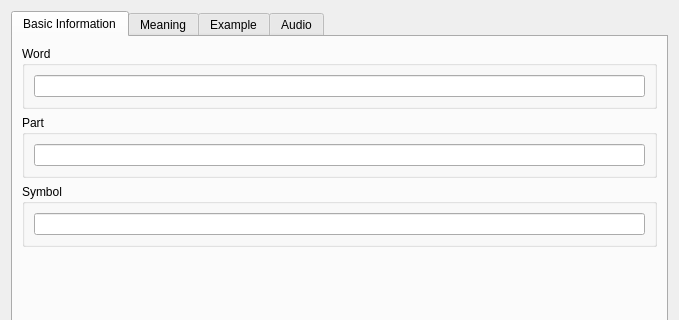
Above: UIs/EditWordDialog.ui from PelerYuan/HaoCiKuaiJi3.0 before the change; both pictures show x 0 to 679 and y 0 to 320 of the 679 by 596 pixel window. Below: the same form after it.
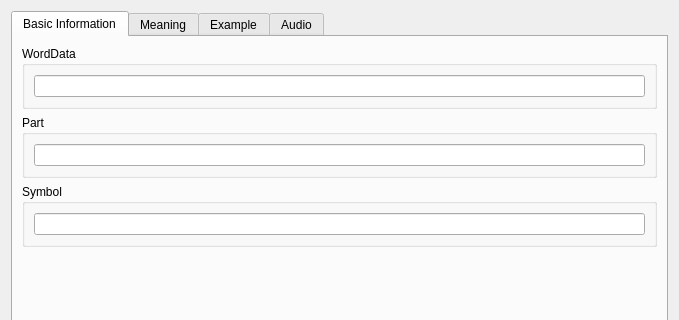
That is the form after the change.

Commit message: add word structure

What changed in the file:
```diff
--- a/UIs/EditWordDialog.ui
+++ b/UIs/EditWordDialog.ui
@@ -27,7 +27,7 @@
        <item>
         <widget class="QGroupBox" name="groupBox">
          <property name="title">
-          <string>Word</string>
+          <string>WordData</string>
          </property>
          <layout class="QHBoxLayout" name="horizontalLayout">
           <item>
```
Left out of the diff: 2 changed lines with no effect on the pictures. The commit also changes 14 other files.
